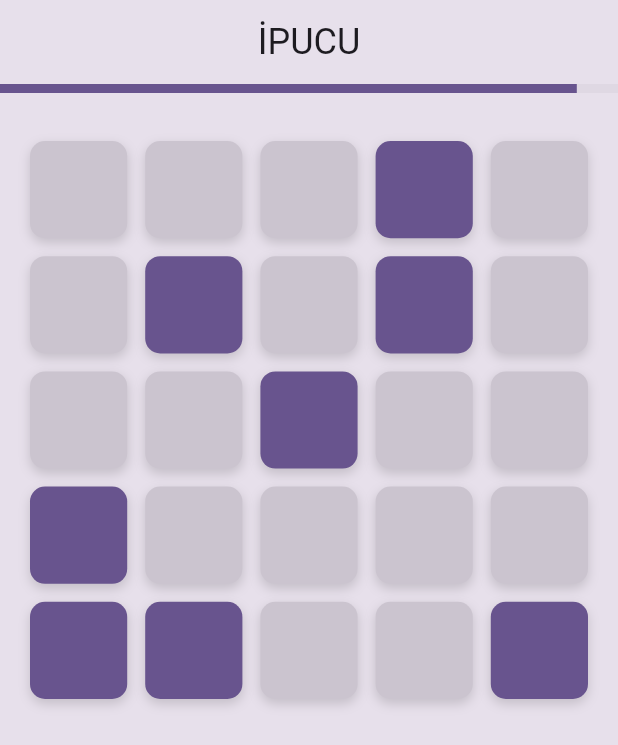
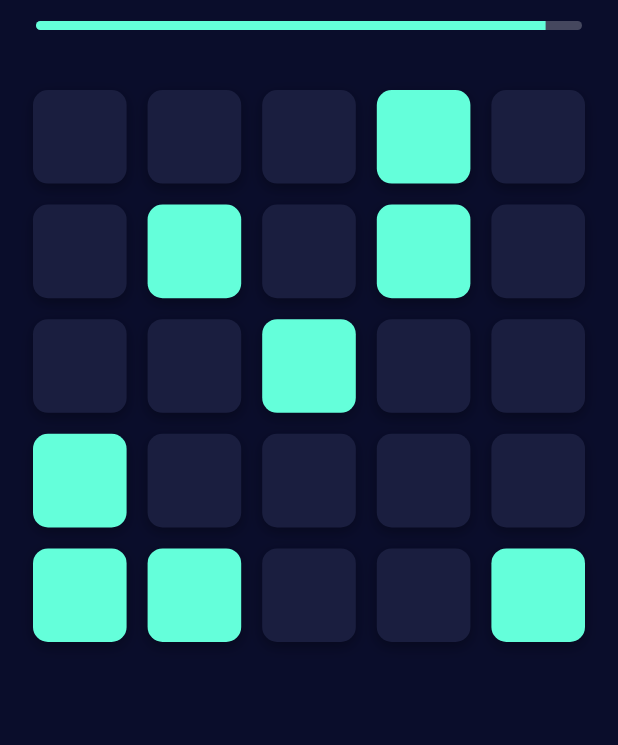
Before and after one commit to husoelrey/flutter_alarm, a Flutter app: the GridMemoryGamePage screen opened by its route, on a phone screen of 412 x 824 dp. Shown: the top 745 px of the screen. Run offline on Flutter 3.47's test engine with Material 3 defaults, Android fonts, the phone set to English and light mode, and no system bars; our stand-ins replace flutter_local_notifications, permission_handler, shared_preferences; accounts and stored records are empty; statements that could not run were skipped.

Commit message:
tema iyileştirildi

```diff
--- a/lib/grid_memory_game_page.dart
+++ b/lib/grid_memory_game_page.dart
@@ -13,21 +13,28 @@ class GridMemoryGamePage extends StatefulWidget {
 }
 
 class _GridMemoryGamePageState extends State<GridMemoryGamePage> {
-  // ——— oyun parametreleri ———
-  static const int gridSize   = 25;
-  static const int hintCount  = 8;   // doğru kare sayısı
-  static const int maxClicksBeforeHint = 8; // toplam 8 hamlede bir yeni ipucu
-  static const Duration hintDuration   = Duration(seconds: 3);
+  // ——— parametreler ———
+  static const int gridSize  = 25;
+  static const int hintCount = 8;
+  static const int clicksPerHint = 8;
+  static const Duration hintDuration = Duration(seconds: 3);
+  static const int totalSeconds = 15;
+
+  // ——— renk paleti ———
+  static const Color bgNavy   = Color(0xFF0A0D2B);
+  static const Color tileBase = Color(0xFF1A1E3F);          // nötr kare
+  static const Color tileHint = Colors.tealAccent;          // ipucu & doğru kare
+  static const Color tileWrong = Color(0xFFE53935);         // hata (yarı saydam veriyoruz)
 
   // ——— durum ———
-  late final int alarmIdEffective;              // tek kaynaktan ID
-  final Set<int> allHintIndexes = {};
-  final Set<int> foundIndexes   = {};
-  final Set<int> selectedIndexes = {};
+  late final int alarmIdEffective;
+  final Set<int> hintIndexes   = {};
+  final Set<int> foundIndexes  = {};
+  final Set<int> selected      = {};
   Set<int> currentHint = {};
 
-  bool showHints   = true;
-  int  secondsLeft = 15;
+  bool   showHints   = true;
+  int    secondsLeft = totalSeconds;
   Timer? timeoutTimer;
 
   static const platform = MethodChannel('com.example.alarm/native');
@@ -37,26 +44,21 @@ class _GridMemoryGamePageState extends State<GridMemoryGamePage> {
   void initState() {
     super.initState();
     alarmIdEffective = widget.alarmId ?? nativeAlarmId!;
-    debugPrint("GridMemoryGamePage alarmIdEffective (init): $alarmIdEffective");
-
     _generateHints();
-    _startHintPhase(first: true);
-    _startTimeout();
+    _startHint(first: true);
+    _startTimer();
   }
 
-  // ——— oyun mantığı ———
   void _generateHints() {
     final rand = Random();
-    allHintIndexes.clear();
-    while (allHintIndexes.length < hintCount) {
-      allHintIndexes.add(rand.nextInt(gridSize));
+    while (hintIndexes.length < hintCount) {
+      hintIndexes.add(rand.nextInt(gridSize));
     }
   }
 
-  void _startHintPhase({bool first = false}) {
-    currentHint = allHintIndexes.difference(foundIndexes);
-    if (!first) selectedIndexes.clear(); // yeni deneme
-
+  void _startHint({bool first = false}) {
+    currentHint = hintIndexes.difference(foundIndexes);
+    if (!first) selected.clear();
     setState(() => showHints = true);
 
     Future.delayed(hintDuration, () {
@@ -64,41 +66,40 @@ class _GridMemoryGamePageState extends State<GridMemoryGamePage> {
     });
   }
 
-  void _startTimeout() {
+  void _startTimer() {
     timeoutTimer?.cancel();
-    timeoutTimer = Timer.periodic(const Duration(seconds: 1), (timer) {
+    timeoutTimer = Timer.periodic(const Duration(seconds: 1), (t) {
       if (secondsLeft == 0) {
-        timer.cancel();
-        _goBackToAlarm();
+        t.cancel();
+        _restartAlarmNative();
       } else {
         setState(() => secondsLeft--);
       }
     });
   }
 
-  void _goBackToAlarm() async {
-    debugPrint("🧪 goBackToAlarm: $alarmIdEffective");
+  void _restartAlarmNative() async {
     try {
       await platform.invokeMethod("restartAlarmFromFlutter", {
         "alarmId": alarmIdEffective,
       });
     } catch (e) {
-      debugPrint("Alarm yeniden başlatılamadı: $e");
+      debugPrint("restartAlarmFromFlutter error → $e");
     }
   }
 
-  void _handleTap(int index) {
-    if (showHints) return;                                      // ipucu açıkken tıklama yok
-    if (selectedIndexes.contains(index) || foundIndexes.contains(index)) return;
+  // ——— etkileşim ———
+  void _handleTap(int idx) {
+    if (showHints ||
+        selected.contains(idx) ||
+        foundIndexes.contains(idx)) return;
 
-    setState(() => selectedIndexes.add(index));
+    setState(() => selected.add(idx));
 
-    // doğru kareyse kaydet
-    if (allHintIndexes.contains(index)) {
-      foundIndexes.add(index);
+    if (hintIndexes.contains(idx)) {
+      foundIndexes.add(idx);
     }
 
-    // HEDEF: tümünü bulduysa Typing ekranına
     if (foundIndexes.length == hintCount) {
       Future.delayed(const Duration(milliseconds: 300), () {
         Navigator.of(context).pushReplacementNamed(
@@ -109,9 +110,8 @@ class _GridMemoryGamePageState extends State<GridMemoryGamePage> {
       return;
     }
 
-    // Her 8 hamlede bir kalan ipuçlarını göster
-    if (selectedIndexes.length >= maxClicksBeforeHint) {
-      _startHintPhase();
+    if (selected.length >= clicksPerHint) {
+      _startHint();
     }
   }
 
@@ -121,71 +121,61 @@ class _GridMemoryGamePageState extends State<GridMemoryGamePage> {
     super.dispose();
   }
 
-  // ——— UI ———
+  // ———  UI ———
   @override
   Widget build(BuildContext context) {
-    final ColorScheme cs = Theme.of(context).colorScheme;
-    final bgColor   = cs.surfaceVariant;
-    final goodColor = cs.tertiary;
-    final hintColor = cs.primary;
-    final neutral   = cs.outlineVariant;
-
     return Scaffold(
-      backgroundColor: bgColor,
+      backgroundColor: bgNavy,
       body: SafeArea(
         child: Column(
           children: [
-            const SizedBox(height: 12),
-            Text(
-              showHints ? "İPUCU" : "Seç (${secondsLeft}s)",
-              style: Theme.of(context).textTheme.headlineSmall,
+            const SizedBox(height: 14),
+            // progress‑bar sayaç
+            Padding(
+              padding: const EdgeInsets.symmetric(horizontal: 24),
+              child: ClipRRect(
+                borderRadius: BorderRadius.circular(4),
+                child: LinearProgressIndicator(
+                  value: secondsLeft / totalSeconds,
+                  minHeight: 6,
+                  backgroundColor: Colors.white24,
+                  valueColor: const AlwaysStoppedAnimation<Color>(tileHint),
+                ),
+              ),
             ),
-            const SizedBox(height: 12),
-            // basit bir progress bar
-            LinearProgressIndicator(
-              value: secondsLeft / 15,
-              minHeight: 6,
-              backgroundColor: neutral.withOpacity(.3),
-            ),
-            const SizedBox(height: 12),
+            const SizedBox(height: 18),
             Expanded(
               child: GridView.builder(
                 physics: const BouncingScrollPhysics(),
-                padding: const EdgeInsets.all(20),
+                padding: const EdgeInsets.all(22),
                 itemCount: gridSize,
                 gridDelegate: const SliverGridDelegateWithFixedCrossAxisCount(
                   crossAxisCount: 5,
-                  mainAxisSpacing: 12,
-                  crossAxisSpacing: 12,
+                  mainAxisSpacing: 14,
+                  crossAxisSpacing: 14,
                 ),
-                itemBuilder: (_, index) {
-                  final bool isFound = foundIndexes.contains(index);
-                  final bool isHint  = showHints && currentHint.contains(index);
-                  final bool isSelected = selectedIndexes.contains(index);
+                itemBuilder: (_, i) {
+                  final bool correct   = foundIndexes.contains(i);
+                  final bool hintNow   = showHints && currentHint.contains(i);
+                  final bool tappedBad = selected.contains(i) && !correct;
 
-                  Color tileColor  = neutral;
-                  double opacity   = 1;
+                  Color color = tileBase;
+                  double opacity = 1;
 
-                  if (isFound) {
-                    tileColor = goodColor;
-                  } else if (isHint) {
-                    tileColor = hintColor;
-                  } else if (isSelected) {
-                    tileColor = cs.errorContainer;
-                    opacity   = .5;
-                  }
+                  if (correct || hintNow)  color = tileHint;
+                  if (tappedBad) { color = tileWrong; opacity = 0.45; }
 
                   return GestureDetector(
-                    onTap: () => _handleTap(index),
+                    onTap: () => _handleTap(i),
                     child: AnimatedContainer(
                       duration: const Duration(milliseconds: 250),
                       decoration: BoxDecoration(
-                        color: tileColor.withOpacity(opacity),
+                        color: color.withOpacity(opacity),
                         borderRadius: BorderRadius.circular(10),
                         boxShadow: [
                           BoxShadow(
-                            color: Colors.black.withOpacity(.15),
-                            blurRadius: 6,
+                            color: Colors.black.withOpacity(0.30),
+                            blurRadius: 7,
                             offset: const Offset(0, 3),
                           )
                         ],
@@ -195,7 +185,6 @@ class _GridMemoryGamePageState extends State<GridMemoryGamePage> {
                 },
               ),
             ),
-            const SizedBox(height: 12),
           ],
         ),
       ),
```
